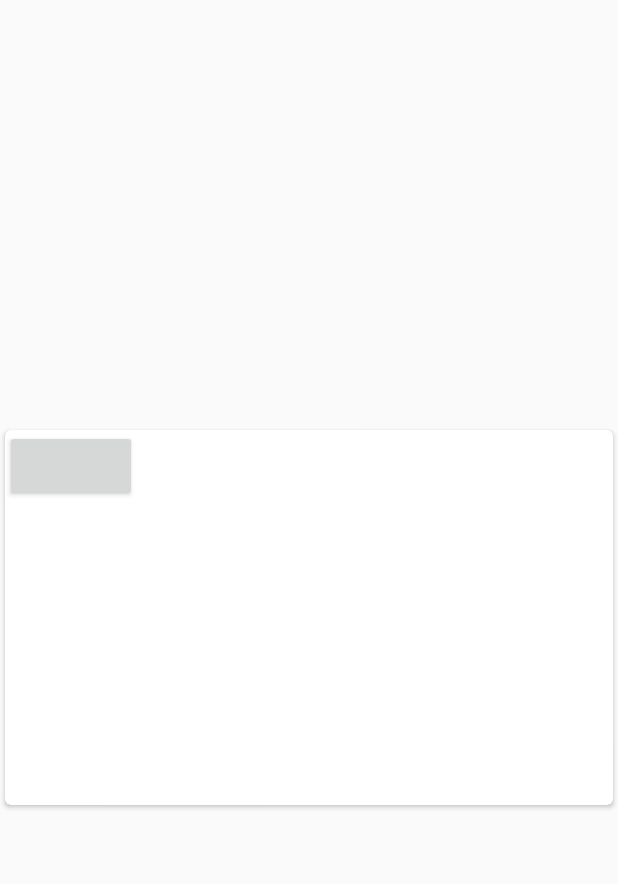
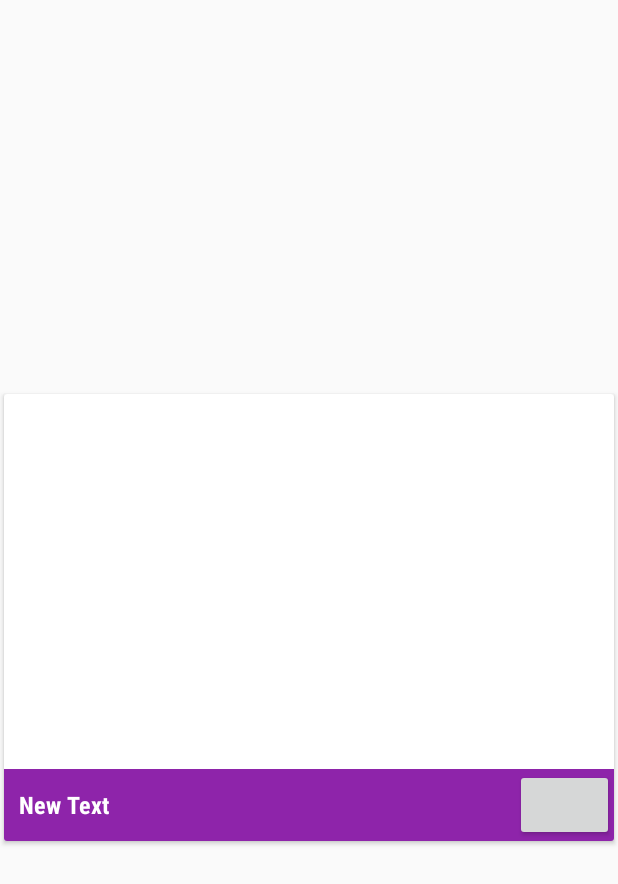
Before and after one commit to damanpreetsb/PopularMovies2, an Android app: the layout movie.xml on its own in the app's theme, with its tools: preview values and no code run, on a phone screen of 412 x 824 dp. Shown: the top 884 px of the screen. Run offline under Robolectric (Android 15) with nearby library versions, the phone set to English and light mode, and no system bars; plain views replace LikeButton; network calls fail.

Commit message:
app working

```diff
--- a/app/src/main/java/com/singh/daman/popularmovies2/Adapter/MoviesAdapter.java
+++ b/app/src/main/java/com/singh/daman/popularmovies2/Adapter/MoviesAdapter.java
@@ -10,6 +10,7 @@ import android.view.LayoutInflater;
 import android.view.View;
 import android.view.ViewGroup;
 import android.widget.ImageView;
+import android.widget.TextView;
 
 import com.like.IconType;
 import com.like.LikeButton;
@@ -38,10 +39,12 @@ public class MoviesAdapter extends RecyclerView.Adapter<MoviesAdapter.MyViewHold
          ImageView imageView;
          LikeButton btnfav;
          CardView mCardView;
+         TextView movietitle;
 
          MyViewHolder(View v) {
             super(v);
             mCardView = (CardView) v.findViewById(R.id.card_view);
+             movietitle = (TextView) v.findViewById(R.id.movie_title);
             imageView = (ImageView) v.findViewById(R.id.grid_image);
             btnfav = (LikeButton) v.findViewById(R.id.fav_button);
             btnfav.setIcon(IconType.Star);
@@ -82,6 +85,7 @@ public class MoviesAdapter extends RecyclerView.Adapter<MoviesAdapter.MyViewHold
                     .placeholder(R.drawable.loading).fit()
                     .into(holder.imageView);
             final String idpos = id.get(position);
+            holder.movietitle.setText(title.get(position));
 
             if (handler.CheckIsFAv(idpos)) {
                 holder.btnfav.setLiked(true);
--- a/app/src/main/res/layout/movie.xml
+++ b/app/src/main/res/layout/movie.xml
@@ -6,37 +6,62 @@
     android:layout_height="wrap_content"
     android:layout_gravity="center"
     android:clickable="true"
-    card_view:cardCornerRadius="4dp"
+    card_view:cardCornerRadius="2dp"
     card_view:cardUseCompatPadding="true">
 
-    <RelativeLayout
+    <LinearLayout
         android:layout_width="match_parent"
-        android:layout_height="match_parent">
+        android:layout_height="wrap_content"
+        android:orientation="vertical">
 
 
         <ImageView
             android:id="@+id/grid_image"
             android:layout_width="200dp"
             android:layout_height="250dp"
-            android:alpha="0.8" />
+            app:ignore="ContentDescription" />
+
+    <LinearLayout
+        android:layout_width="match_parent"
+        android:background="#8E24AA"
+        android:orientation="horizontal"
+        android:layout_height="wrap_content">
+
+        <TextView
+            android:layout_width="match_parent"
+            android:layout_height="wrap_content"
+            android:text="New Text"
+            android:id="@+id/movie_title"
+            android:gravity="center|start"
+            android:ellipsize="end"
+            android:maxLines="1"
+            android:layout_weight="3"
+            android:fontFamily="sans-serif-condensed"
+            android:layout_gravity="center"
+            android:textStyle="bold"
+            android:textSize="16sp"
+            android:textColor="@android:color/white"
+            android:layout_marginLeft="10dp"
+            android:layout_marginRight="10dp" />
 
         <com.like.LikeButton
             android:id="@+id/fav_button"
             android:layout_width="wrap_content"
             android:layout_height="wrap_content"
-            android:layout_gravity="end"
             app:anim_scale_factor="2"
             app:circle_end_color="@color/colorAccent"
             app:circle_start_color="@color/colorPrimary"
             app:dots_primary_color="@color/colorAccent"
             app:dots_secondary_color="@color/colorPrimary"
-            app:icon_size="50dp"
             app:icon_type="like"
             app:is_enabled="false"
             app:like_drawable="@drawable/thumb_on"
             app:liked="true"
-            app:unlike_drawable="@drawable/thumb_off" />
+            app:unlike_drawable="@drawable/thumb_off"
+            android:layout_weight="1"
+            android:layout_gravity="center" />
+    </LinearLayout>
 
-    </RelativeLayout>
+    </LinearLayout>
 
 </android.support.v7.widget.CardView>
--- a/app/src/main/res/values/colors.xml
+++ b/app/src/main/res/values/colors.xml
@@ -1,6 +1,6 @@
 <?xml version="1.0" encoding="utf-8"?>
 <resources>
-    <color name="colorPrimary">#607d8b</color>
-    <color name="colorPrimaryDark">#282828</color>
-    <color name="colorAccent">#FF4081</color>
+    <color name="colorPrimary">#FF5722</color>
+    <color name="colorPrimaryDark">#BF360C</color>
+    <color name="colorAccent">#FF5722</color>
 </resources>
```
Also changed, not shown: app/src/main/res/drawable/star_like.xml (added, +9 -0 lines), app/src/main/res/drawable/star_unlike.xml (added, +9 -0 lines).
